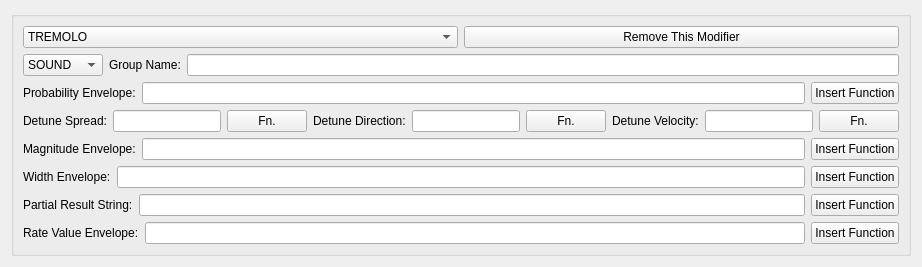
The window that LASSIE/src/ui/Modifiers.ui (passyur/DISSCO-2.2.0) describes before a commit, drawn with Qt 5.
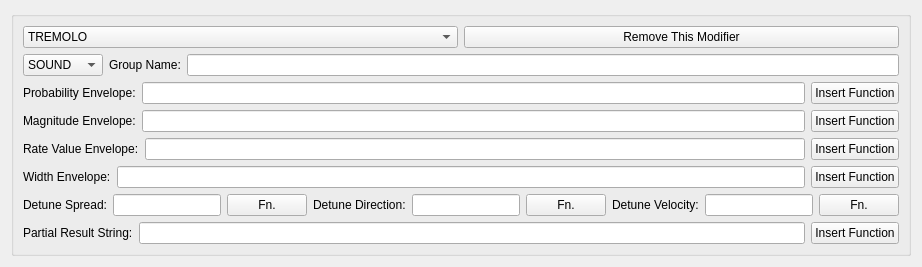
The same window after the commit.

Commit message:
Reorder modifier pane fields
New order: probability, magnitude, rate, width, detune, partial result string

https://claude.ai/code/session_01SqaZhJu6rc4UvieX4eejwp

Patch:
```diff
--- a/LASSIE/src/ui/Modifiers.ui
+++ b/LASSIE/src/ui/Modifiers.ui
@@ -76,6 +76,69 @@
             </item>
         </layout>
         </item>
+        <item>
+        <layout class="QHBoxLayout" name="modifierMagLayout">
+            <item>
+                <widget class="QLabel" name="modifierMagLabel">
+                    <property name="text">
+                    <string>Magnitude Envelope:</string>
+                    </property>
+                </widget>
+            </item>
+            <item>
+                <widget class="QLineEdit" name="modifierMagEdit"/>
+            </item>
+            <item>
+                <widget class="QPushButton" name="modifierMagFunButton">
+                    <property name="text">
+                    <string>Insert Function</string>
+                    </property>
+                </widget>
+            </item>
+        </layout>
+        </item>
+        <item>
+        <layout class="QHBoxLayout" name="modifierRateLayout">
+            <item>
+                <widget class="QLabel" name="modifierRateLabel">
+                    <property name="text">
+                    <string>Rate Value Envelope:</string>
+                    </property>
+                </widget>
+            </item>
+            <item>
+                <widget class="QLineEdit" name="modifierRateEdit"/>
+            </item>
+            <item>
+                <widget class="QPushButton" name="modifierRateFunButton">
+                    <property name="text">
+                    <string>Insert Function</string>
+                    </property>
+                </widget>
+            </item>
+        </layout>
+        </item>
+        <item>
+        <layout class="QHBoxLayout" name="modifierWidthLayout">
+            <item>
+                <widget class="QLabel" name="modifierWidthLabel">
+                    <property name="text">
+                    <string>Width Envelope:</string>
+                    </property>
+                </widget>
+            </item>
+            <item>
+                <widget class="QLineEdit" name="modifierWidthEdit"/>
+            </item>
+            <item>
+                <widget class="QPushButton" name="modifierWidthFunButton">
+                    <property name="text">
+                    <string>Insert Function</string>
+                    </property>
+                </widget>
+            </item>
+        </layout>
+        </item>
         <item>
         <layout class="QHBoxLayout" name="modifierDetuneLayout">
             <item>
@@ -134,48 +197,6 @@
             </item>
         </layout>
         </item>
-        <item>
-        <layout class="QHBoxLayout" name="modifierMagLayout">
-            <item>
-                <widget class="QLabel" name="modifierMagLabel">
-                    <property name="text">
-                    <string>Magnitude Envelope:</string>
-                    </property>
-                </widget>
-            </item>
-            <item>
-                <widget class="QLineEdit" name="modifierMagEdit"/>
-            </item>
-            <item>
-                <widget class="QPushButton" name="modifierMagFunButton">
-                    <property name="text">
-                    <string>Insert Function</string>
-                    </property>
-                </widget>
-            </item>
-        </layout>
-        </item>
-        <item>
-        <layout class="QHBoxLayout" name="modifierWidthLayout">
-            <item>
-                <widget class="QLabel" name="modifierWidthLabel">
-                    <property name="text">
-                    <string>Width Envelope:</string>
-                    </property>
-                </widget>
-            </item>
-            <item>
-                <widget class="QLineEdit" name="modifierWidthEdit"/>
-            </item>
-            <item>
-                <widget class="QPushButton" name="modifierWidthFunButton">
-                    <property name="text">
-                    <string>Insert Function</string>
-                    </property>
-                </widget>
-            </item>
-        </layout>
-        </item>
         <item>
         <layout class="QHBoxLayout" name="modifierResLayout">
             <item>
@@ -197,27 +218,6 @@
             </item>
         </layout>
         </item>
-        <item>
-        <layout class="QHBoxLayout" name="modifierRateLayout">
-            <item>
-                <widget class="QLabel" name="modifierRateLabel">
-                    <property name="text">
-                    <string>Rate Value Envelope:</string>
-                    </property>
-                </widget>
-            </item>
-            <item>
-                <widget class="QLineEdit" name="modifierRateEdit"/>
-            </item>
-            <item>
-                <widget class="QPushButton" name="modifierRateFunButton">
-                    <property name="text">
-                    <string>Insert Function</string>
-                    </property>
-                </widget>
-            </item>
-        </layout>
-        </item>
     </layout>
     </widget>
     </item>
```
Left out of the diff: 9 changed lines with no effect on the pictures.
